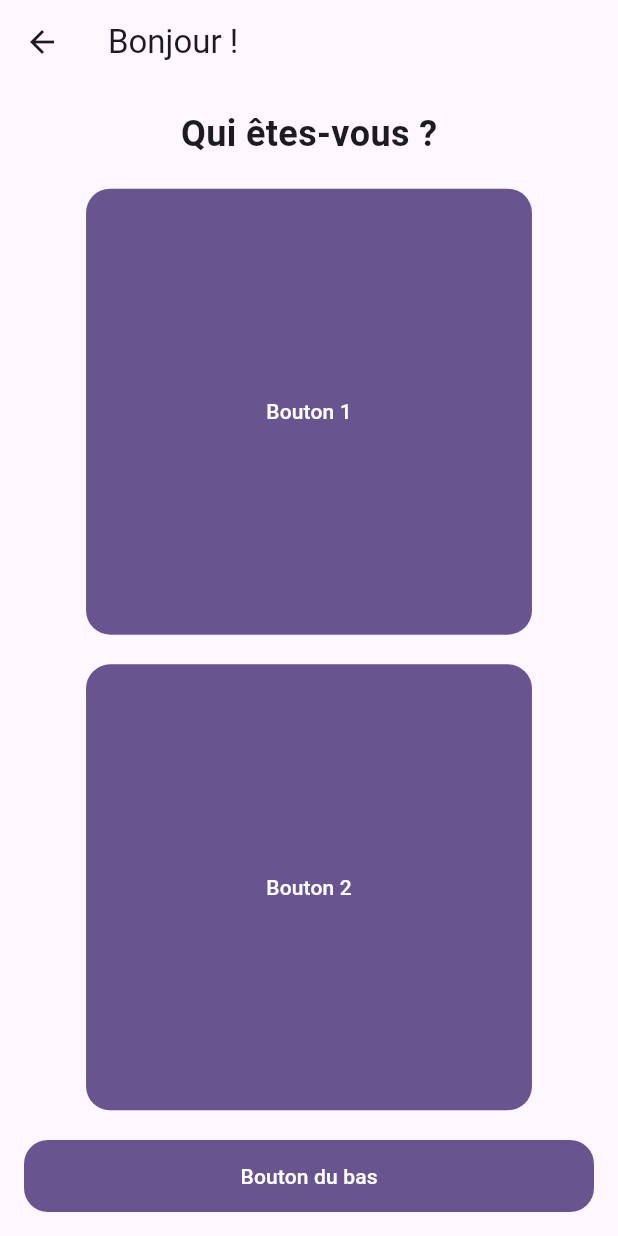
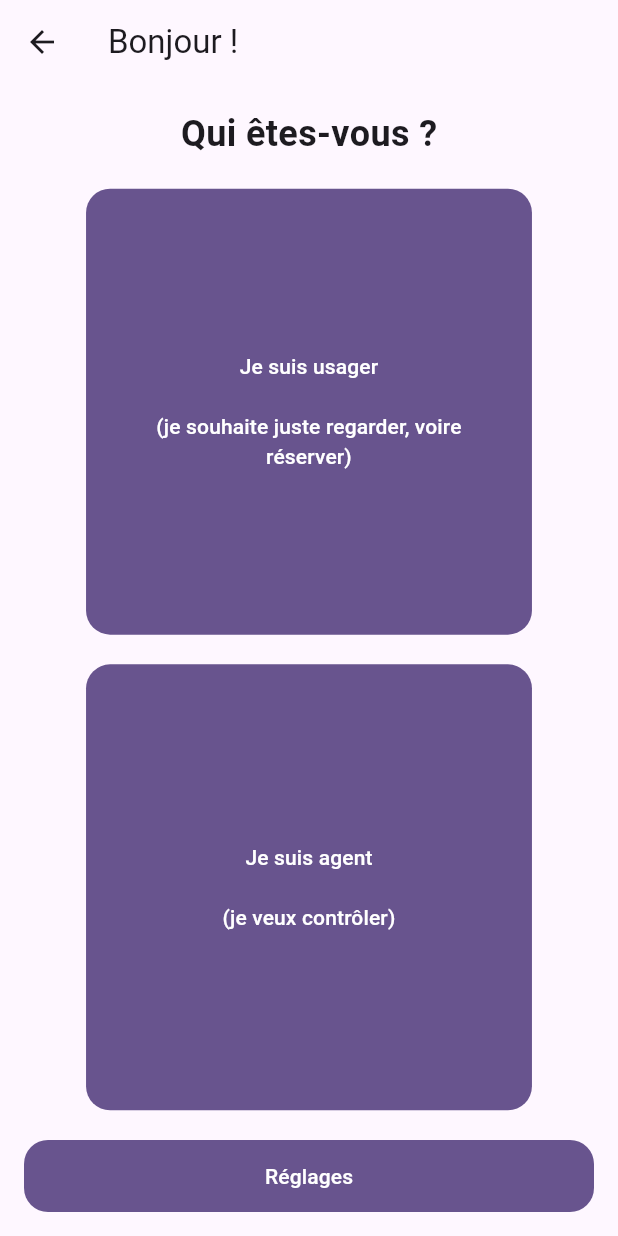
Before and after one commit to clippy20260922/7360, a Flutter app: the EcranDAccueil screen opened directly, on a phone screen of 412 x 824 dp. Run offline on Flutter 3.47's test engine with Material 3 defaults, Android fonts, the phone set to English and light mode, and no system bars.

Commit message:
feat(client): décrit les boutons et centre texte

```diff
--- a/client7360/lib/écran_daccueil.dart
+++ b/client7360/lib/écran_daccueil.dart
@@ -39,7 +39,11 @@ class EcranDAccueil extends StatelessWidget {
                         child: FilledButton(
                           style: buttonStyle,
                           onPressed: () {},
-                          child: const Text('Bouton 1'),
+                          child: const Text(
+                            'Je suis usager \n \n'
+                            '(je souhaite juste regarder, voire réserver)',
+                            textAlign: TextAlign.center,
+                          ),
                         ),
                       ),
                       SizedBox.square(
@@ -47,7 +51,11 @@ class EcranDAccueil extends StatelessWidget {
                         child: FilledButton(
                           style: buttonStyle,
                           onPressed: () {},
-                          child: const Text('Bouton 2'),
+                          child: const Text(
+                            'Je suis agent \n \n'
+                            '(je veux contrôler)',
+                            textAlign: TextAlign.center,
+                          ),
                         ),
                       ),
                     ],
@@ -61,7 +69,7 @@ class EcranDAccueil extends StatelessWidget {
               child: FilledButton(
                 style: buttonStyle,
                 onPressed: () {},
-                child: const Text('Bouton du bas'),
+                child: const Text('Réglages'),
               ),
             ),
           ],
```
